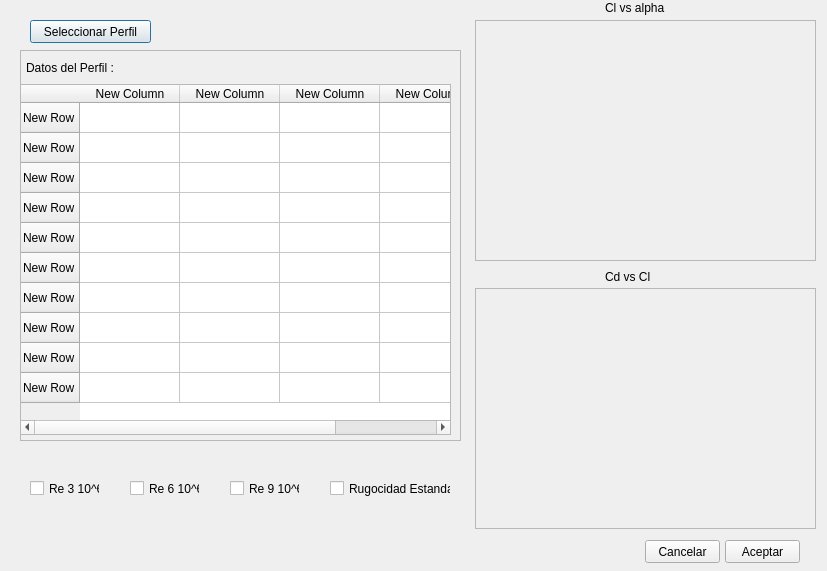
enritoomey/Perfiles2D, file layout_lecturaPerfil.ui: the form before one commit.
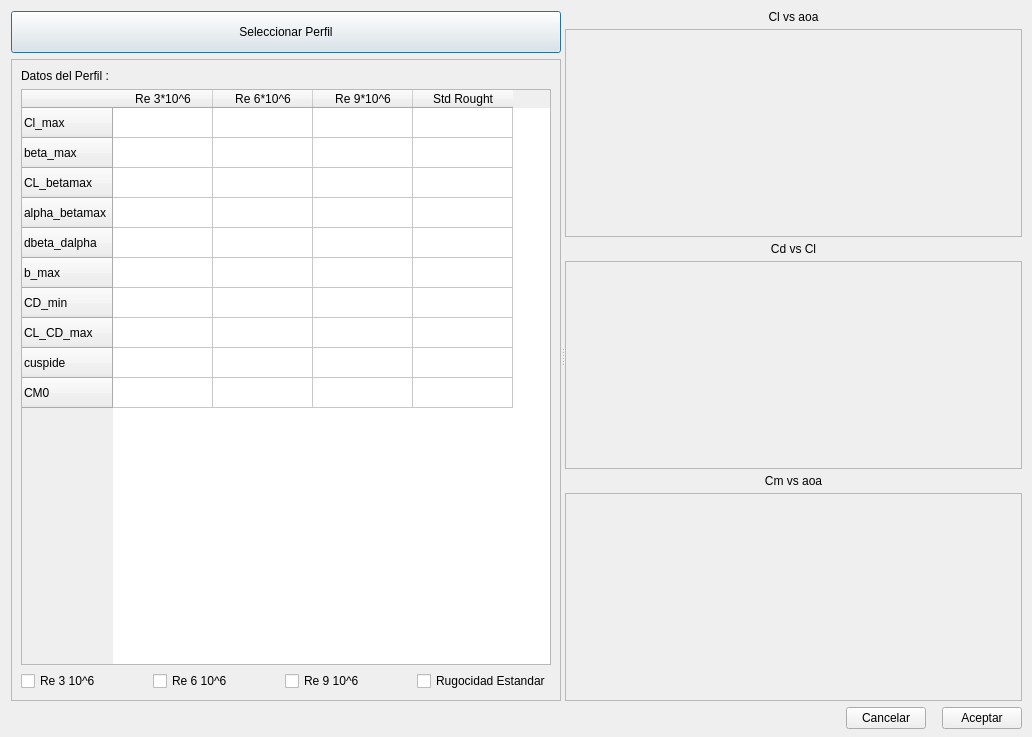
The form after the commit.

Patch:
```diff
--- a/layout_lecturaPerfil.ui
+++ b/layout_lecturaPerfil.ui
@@ -6,60 +6,89 @@
    <rect>
     <x>0</x>
     <y>0</y>
-    <width>827</width>
-    <height>571</height>
+    <width>1032</width>
+    <height>737</height>
    </rect>
   </property>
+  <property name="sizePolicy">
+   <sizepolicy hsizetype="Preferred" vsizetype="Preferred">
+    <horstretch>0</horstretch>
+    <verstretch>0</verstretch>
+   </sizepolicy>
+  </property>
+  <property name="minimumSize">
+   <size>
+    <width>0</width>
+    <height>0</height>
+   </size>
+  </property>
+  <property name="maximumSize">
+   <size>
+    <width>1032</width>
+    <height>737</height>
+   </size>
+  </property>
+  <property name="sizeIncrement">
+   <size>
+    <width>0</width>
+    <height>0</height>
+   </size>
+  </property>
   <property name="windowTitle">
    <string>Lectura Perfil</string>
   </property>
+  <widget class="QWidget" name="layoutWidget">
+   <property name="geometry">
+    <rect>
+     <x>11</x>
+     <y>11</y>
+     <width>1011</width>
+     <height>718</height>
+    </rect>
+   </property>
+   <layout class="QVBoxLayout" name="verticalLayout_4">
+    <item>
+     <widget class="QSplitter" name="splitter">
+      <property name="sizePolicy">
+       <sizepolicy hsizetype="Preferred" vsizetype="Preferred">
+        <horstretch>0</horstretch>
+        <verstretch>0</verstretch>
+       </sizepolicy>
+      </property>
+      <property name="orientation">
+       <enum>Qt::Horizontal</enum>
+      </property>
+      <widget class="QWidget" name="layoutWidget">
+       <layout class="QVBoxLayout" name="verticalLayout_3">
+        <property name="sizeConstraint">
+         <enum>QLayout::SetMaximumSize</enum>
+        </property>
+        <item>
   <widget class="QPushButton" name="openButton">
-   <property name="geometry">
-    <rect>
-     <x>30</x>
-     <y>20</y>
-     <width>121</width>
-     <height>23</height>
-    </rect>
+          <property name="maximumSize">
+           <size>
+            <width>550</width>
+            <height>642</height>
+           </size>
    </property>
    <property name="text">
     <string>Seleccionar Perfil</string>
    </property>
   </widget>
-  <widget class="QPushButton" name="okButton">
-   <property name="geometry">
-    <rect>
-     <x>725</x>
-     <y>540</y>
-     <width>75</width>
-     <height>23</height>
-    </rect>
-   </property>
-   <property name="text">
-    <string>Aceptar</string>
-   </property>
-  </widget>
-  <widget class="QPushButton" name="cancelButton">
-   <property name="geometry">
-    <rect>
-     <x>645</x>
-     <y>540</y>
-     <width>75</width>
-     <height>23</height>
-    </rect>
-   </property>
-   <property name="text">
-    <string>Cancelar</string>
-   </property>
-  </widget>
+        </item>
+        <item>
   <widget class="QFrame" name="frame">
-   <property name="geometry">
-    <rect>
-     <x>20</x>
-     <y>50</y>
-     <width>441</width>
-     <height>391</height>
-    </rect>
+          <property name="minimumSize">
+           <size>
+            <width>550</width>
+            <height>642</height>
+           </size>
+          </property>
+          <property name="maximumSize">
+           <size>
+            <width>550</width>
+            <height>642</height>
+           </size>
    </property>
    <property name="frameShape">
     <enum>QFrame::StyledPanel</enum>
@@ -67,188 +96,161 @@
    <property name="frameShadow">
     <enum>QFrame::Raised</enum>
    </property>
+          <layout class="QVBoxLayout" name="verticalLayout_2">
+           <item>
    <widget class="QLabel" name="labelPerfil">
-    <property name="geometry">
-     <rect>
-      <x>6</x>
-      <y>10</y>
-      <width>351</width>
-      <height>16</height>
-     </rect>
-    </property>
     <property name="text">
      <string>Datos del Perfil : </string>
     </property>
    </widget>
+           </item>
+           <item>
    <widget class="QTableWidget" name="tableDatos">
-    <property name="geometry">
-     <rect>
-      <x>0</x>
-      <y>34</y>
-      <width>431</width>
-      <height>351</height>
-     </rect>
-    </property>
     <row>
      <property name="text">
-      <string>New Row</string>
+               <string>Cl_max</string>
      </property>
     </row>
     <row>
      <property name="text">
-      <string>New Row</string>
+               <string>beta_max</string>
      </property>
     </row>
     <row>
      <property name="text">
-      <string>New Row</string>
+               <string>CL_betamax</string>
      </property>
     </row>
     <row>
      <property name="text">
-      <string>New Row</string>
+               <string>alpha_betamax</string>
      </property>
     </row>
     <row>
      <property name="text">
-      <string>New Row</string>
+               <string>dbeta_dalpha</string>
      </property>
     </row>
     <row>
      <property name="text">
-      <string>New Row</string>
+               <string>b_max</string>
      </property>
     </row>
     <row>
      <property name="text">
-      <string>New Row</string>
+               <string>CD_min</string>
      </property>
     </row>
     <row>
      <property name="text">
-      <string>New Row</string>
+               <string>CL_CD_max</string>
      </property>
     </row>
     <row>
      <property name="text">
-      <string>New Row</string>
+               <string>cuspide</string>
      </property>
     </row>
     <row>
      <property name="text">
-      <string>New Row</string>
+               <string>CM0</string>
      </property>
     </row>
     <column>
      <property name="text">
-      <string>New Column</string>
+               <string>Re 3*10^6</string>
      </property>
     </column>
     <column>
      <property name="text">
-      <string>New Column</string>
+               <string>Re 6*10^6</string>
      </property>
     </column>
     <column>
      <property name="text">
-      <string>New Column</string>
+               <string>Re 9*10^6</string>
      </property>
     </column>
     <column>
      <property name="text">
-      <string>New Column</string>
+               <string>Std Rought</string>
      </property>
     </column>
    </widget>
-   <zorder>tableDatos</zorder>
-   <zorder>labelPerfil</zorder>
-  </widget>
+           </item>
+           <item>
+            <layout class="QHBoxLayout" name="horizontalLayout">
+             <item>
   <widget class="QCheckBox" name="checkBox_Re3">
-   <property name="geometry">
-    <rect>
-     <x>30</x>
-     <y>480</y>
-     <width>70</width>
-     <height>17</height>
-    </rect>
-   </property>
    <property name="text">
     <string>Re 3 10^6</string>
    </property>
   </widget>
+             </item>
+             <item>
   <widget class="QCheckBox" name="checkBox_Re6">
-   <property name="geometry">
-    <rect>
-     <x>130</x>
-     <y>480</y>
-     <width>70</width>
-     <height>17</height>
-    </rect>
-   </property>
    <property name="text">
     <string>Re 6 10^6</string>
    </property>
   </widget>
+             </item>
+             <item>
   <widget class="QCheckBox" name="checkBox_Re9">
-   <property name="geometry">
-    <rect>
-     <x>230</x>
-     <y>480</y>
-     <width>70</width>
-     <height>17</height>
-    </rect>
-   </property>
    <property name="text">
     <string>Re 9 10^6</string>
    </property>
   </widget>
+             </item>
+             <item>
   <widget class="QCheckBox" name="checkBox_SR">
-   <property name="geometry">
-    <rect>
-     <x>330</x>
-     <y>480</y>
-     <width>121</width>
-     <height>17</height>
-    </rect>
-   </property>
    <property name="text">
     <string>Rugocidad Estandar</string>
    </property>
   </widget>
-  <widget class="QLabel" name="label_2">
-   <property name="geometry">
-    <rect>
-     <x>605</x>
-     <y>0</y>
-     <width>61</width>
-     <height>16</height>
-    </rect>
-   </property>
-   <property name="text">
-    <string>Cl vs alpha</string>
-   </property>
-  </widget>
-  <widget class="QLabel" name="label_3">
-   <property name="geometry">
-    <rect>
-     <x>605</x>
-     <y>270</y>
-     <width>46</width>
-     <height>13</height>
-    </rect>
+             </item>
+            </layout>
+           </item>
+          </layout>
+          <zorder>tableDatos</zorder>
+          <zorder>labelPerfil</zorder>
+          <zorder></zorder>
+         </widget>
+        </item>
+       </layout>
+      </widget>
+      <widget class="QWidget" name="layoutWidget">
+       <layout class="QVBoxLayout" name="verticalLayout">
+        <property name="sizeConstraint">
+         <enum>QLayout::SetMaximumSize</enum>
+        </property>
+        <item>
+         <layout class="QVBoxLayout" name="cl_vs_aoa_layout">
+          <item>
+           <widget class="QLabel" name="cl_vs_aoa_label">
+            <property name="maximumSize">
+             <size>
+              <width>16777215</width>
+              <height>12</height>
+             </size>
+            </property>
+            <property name="layoutDirection">
+             <enum>Qt::LeftToRight</enum>
    </property>
    <property name="text">
-    <string>Cd vs Cl</string>
-   </property>
-  </widget>
+             <string>Cl vs aoa</string>
+            </property>
+            <property name="alignment">
+             <set>Qt::AlignCenter</set>
+            </property>
+           </widget>
+          </item>
+          <item>
   <widget class="QFrame" name="frame_ClAlpha">
-   <property name="geometry">
-    <rect>
-     <x>475</x>
-     <y>20</y>
-     <width>341</width>
-     <height>241</height>
-    </rect>
+            <property name="minimumSize">
+             <size>
+              <width>400</width>
+              <height>200</height>
+             </size>
    </property>
    <property name="frameShape">
     <enum>QFrame::StyledPanel</enum>
@@ -257,14 +259,40 @@
     <enum>QFrame::Raised</enum>
    </property>
   </widget>
+          </item>
+         </layout>
+        </item>
+        <item>
+         <layout class="QVBoxLayout" name="cd_vs_cl_layout">
+          <item>
+           <widget class="QLabel" name="cd_vs_cl_label">
+            <property name="sizePolicy">
+             <sizepolicy hsizetype="Minimum" vsizetype="Minimum">
+              <horstretch>0</horstretch>
+              <verstretch>0</verstretch>
+             </sizepolicy>
+            </property>
+            <property name="maximumSize">
+             <size>
+              <width>16777215</width>
+              <height>12</height>
+             </size>
+            </property>
+            <property name="text">
+             <string>Cd vs Cl</string>
+            </property>
+            <property name="alignment">
+             <set>Qt::AlignCenter</set>
+            </property>
+           </widget>
+          </item>
+          <item>
   <widget class="QFrame" name="frame_CdCl">
-   <property name="geometry">
-    <rect>
-     <x>475</x>
-     <y>288</y>
-     <width>341</width>
-     <height>241</height>
-    </rect>
+            <property name="minimumSize">
+             <size>
+              <width>400</width>
+              <height>200</height>
+             </size>
    </property>
    <property name="frameShape">
     <enum>QFrame::StyledPanel</enum>
@@ -273,18 +301,119 @@
     <enum>QFrame::Raised</enum>
    </property>
   </widget>
-  <zorder>checkBox_Re9</zorder>
-  <zorder>checkBox_Re3</zorder>
-  <zorder>frame_CdCl</zorder>
-  <zorder>checkBox_Re6</zorder>
-  <zorder>openButton</zorder>
-  <zorder>okButton</zorder>
-  <zorder>cancelButton</zorder>
-  <zorder>frame</zorder>
-  <zorder>checkBox_SR</zorder>
-  <zorder>label_2</zorder>
-  <zorder>label_3</zorder>
-  <zorder>frame_ClAlpha</zorder>
+          </item>
+         </layout>
+        </item>
+        <item>
+         <layout class="QVBoxLayout" name="cm_vs_aoa_layout">
+          <item>
+           <widget class="QLabel" name="cm_vs_aoa_label">
+            <property name="sizePolicy">
+             <sizepolicy hsizetype="Minimum" vsizetype="Minimum">
+              <horstretch>0</horstretch>
+              <verstretch>0</verstretch>
+             </sizepolicy>
+            </property>
+            <property name="maximumSize">
+             <size>
+              <width>16777215</width>
+              <height>12</height>
+             </size>
+            </property>
+            <property name="text">
+             <string>Cm vs aoa</string>
+            </property>
+            <property name="alignment">
+             <set>Qt::AlignCenter</set>
+            </property>
+           </widget>
+          </item>
+          <item>
+           <widget class="QFrame" name="frame_CmAlpha">
+            <property name="minimumSize">
+             <size>
+              <width>400</width>
+              <height>200</height>
+             </size>
+            </property>
+            <property name="frameShape">
+             <enum>QFrame::StyledPanel</enum>
+            </property>
+            <property name="frameShadow">
+             <enum>QFrame::Raised</enum>
+            </property>
+           </widget>
+          </item>
+         </layout>
+        </item>
+       </layout>
+      </widget>
+     </widget>
+    </item>
+    <item>
+     <layout class="QHBoxLayout" name="horizontalLayout_3">
+      <item>
+       <spacer name="horizontalSpacer_2">
+        <property name="orientation">
+         <enum>Qt::Horizontal</enum>
+        </property>
+        <property name="sizeHint" stdset="0">
+         <size>
+          <width>40</width>
+          <height>20</height>
+         </size>
+        </property>
+       </spacer>
+      </item>
+      <item>
+       <widget class="QPushButton" name="cancelButton">
+        <property name="maximumSize">
+         <size>
+          <width>120</width>
+          <height>16777215</height>
+         </size>
+        </property>
+        <property name="text">
+         <string>Cancelar</string>
+        </property>
+       </widget>
+      </item>
+      <item>
+       <spacer name="horizontalSpacer">
+        <property name="orientation">
+         <enum>Qt::Horizontal</enum>
+        </property>
+        <property name="sizeType">
+         <enum>QSizePolicy::Fixed</enum>
+        </property>
+        <property name="sizeHint" stdset="0">
+         <size>
+          <width>10</width>
+          <height>0</height>
+         </size>
+        </property>
+       </spacer>
+      </item>
+      <item>
+       <widget class="QPushButton" name="okButton">
+        <property name="maximumSize">
+         <size>
+          <width>120</width>
+          <height>16777215</height>
+         </size>
+        </property>
+        <property name="layoutDirection">
+         <enum>Qt::RightToLeft</enum>
+        </property>
+        <property name="text">
+         <string>Aceptar</string>
+        </property>
+       </widget>
+      </item>
+     </layout>
+    </item>
+   </layout>
+  </widget>
  </widget>
  <resources/>
  <connections/>
```
Lines whose indentation alone changed are shown as unchanged.
